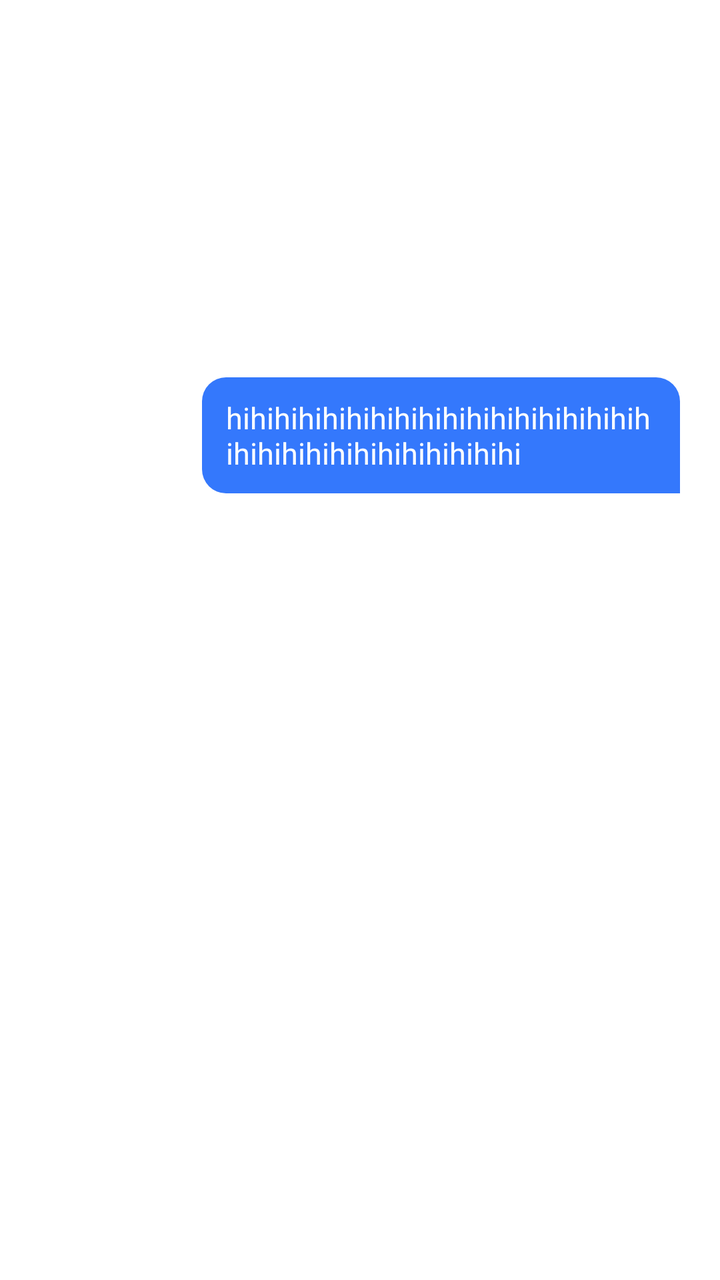
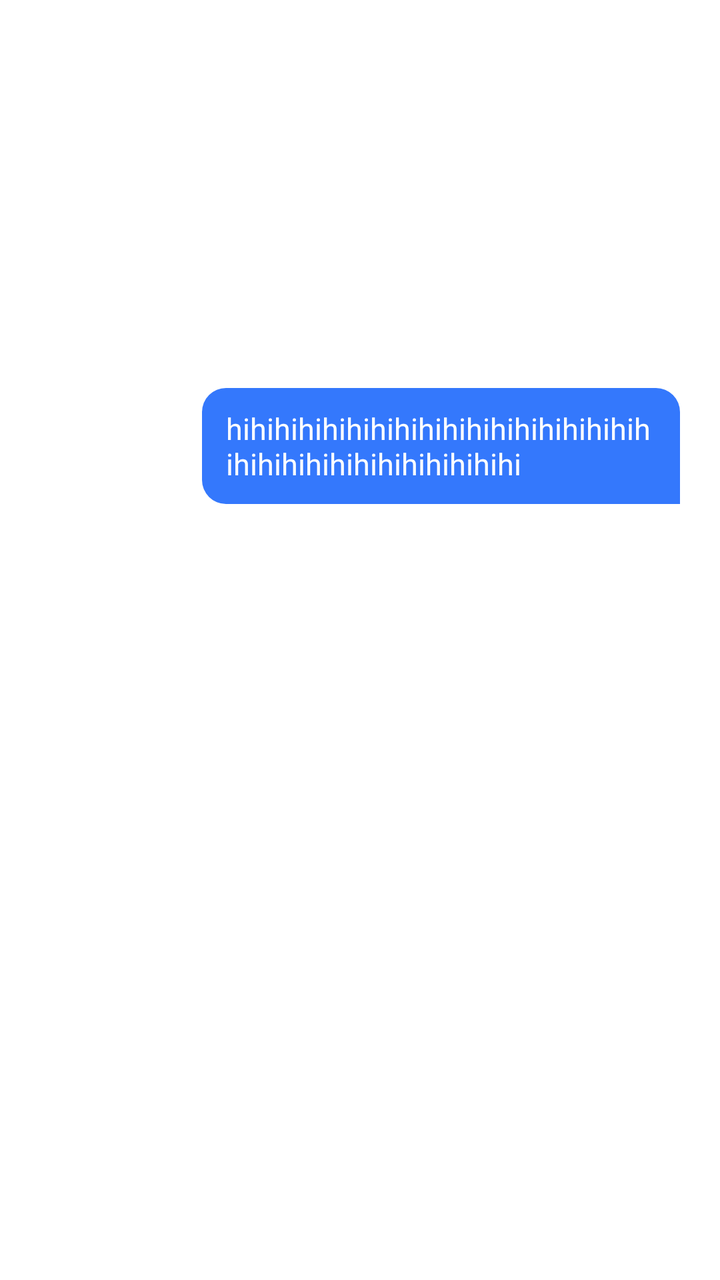

Before-and-after screenshots of an Android layout around one commit, followed by the original layout XML and the change that was made.
<!-- AndroidManifest.xml: application theme Theme.ZegoAIAgent -->
<!-- res/layout/widget_voice_call_message_item.xml -->
<?xml version="1.0" encoding="utf-8"?>
<androidx.constraintlayout.widget.ConstraintLayout xmlns:android="http://schemas.android.com/apk/res/android"
    xmlns:app="http://schemas.android.com/apk/res-auto"
    android:layout_width="match_parent"
    android:layout_height="wrap_content">

    <TextView
        android:id="@+id/content"
        android:layout_width="wrap_content"
        android:layout_height="wrap_content"
        android:layout_marginLeft="20dp"
        android:layout_marginRight="20dp"
        android:background="@drawable/rounded_im_me"
        android:maxWidth="239dp"
        android:paddingStart="12dp"
        android:paddingTop="10dp"
        android:paddingEnd="12dp"
        android:paddingBottom="10dp"
        android:text="hihihihihihihihihihihihihihihihihihihihihihihihihihihihihihi"
        android:textColor="@color/white"
        android:textSize="15sp"
        app:layout_constraintBottom_toTopOf="@id/below_layout"
        app:layout_constraintEnd_toEndOf="parent"
        app:layout_constraintTop_toTopOf="parent" />

    <androidx.constraintlayout.widget.ConstraintLayout
        android:id="@+id/below_layout"
        android:layout_width="match_parent"
        android:layout_height="wrap_content"
        app:layout_constraintBottom_toBottomOf="parent"
        app:layout_constraintTop_toBottomOf="@id/content">

        <TextView
            android:id="@+id/cost"
            android:layout_width="wrap_content"
            android:layout_height="wrap_content"
            android:layout_marginLeft="20dp"
            android:layout_marginTop="6dp"
            android:background="@drawable/rounded_im_cost"
            android:paddingLeft="6dp"
            android:paddingTop="4dp"
            android:paddingRight="6dp"
            android:paddingBottom="4dp"
            android:text="500ms"
            android:textColor="#FFFFFFFF"
            android:textSize="12sp"
            android:visibility="gone"
            app:layout_constraintBottom_toTopOf="@id/empty_margin"
            app:layout_constraintStart_toStartOf="parent"
            app:layout_constraintTop_toTopOf="parent" />

        <View
            android:id="@+id/empty_margin"
            android:layout_width="match_parent"
            android:layout_height="16dp"
            app:layout_constraintBottom_toBottomOf="parent" />

    </androidx.constraintlayout.widget.ConstraintLayout>


</androidx.constraintlayout.widget.ConstraintLayout>
<!-- resources referenced by this layout -->
<resources>
  <color name="white">#FFFFFFFF</color>
  <!-- drawable rounded_im_cost (drawable) -->
  <?xml version="1.0" encoding="utf-8"?>
  <shape xmlns:android="http://schemas.android.com/apk/res/android">
      <solid android:color="#33FFFFFF" />
      <corners android:radius="4dp" />
  </shape>
  <!-- drawable rounded_im_me (drawable) -->
  <?xml version="1.0" encoding="utf-8"?>
  <shape xmlns:android="http://schemas.android.com/apk/res/android">
      <solid android:color="#3478FC" />
      <corners
          android:bottomLeftRadius="12dp"
          android:bottomRightRadius="0dp"
          android:topLeftRadius="12dp"
          android:topRightRadius="12dp" />
  </shape>
  <style name="Theme.ZegoAIAgent" parent="Theme.MaterialComponents.DayNight.DarkActionBar">
      
      <item name="colorPrimary">@color/purple_500</item>
      <item name="colorPrimaryVariant">@color/purple_700</item>
      <item name="colorOnPrimary">@color/white</item>
      
      <item name="colorSecondary">@color/teal_200</item>
      <item name="colorSecondaryVariant">@color/teal_700</item>
      <item name="colorOnSecondary">@color/black</item>
      
      <item name="android:statusBarColor">?attr/colorPrimaryVariant</item>
      
    </style>
  <color name="purple_500">#FF6200EE</color>
  <color name="purple_700">#FF3700B3</color>
  <color name="teal_200">#FF03DAC5</color>
  <color name="teal_700">#FF018786</color>
  <color name="black">#FF000000</color>
</resources>

<!-- the commit's change to res/layout/widget_voice_call_message_item.xml (unified diff, before → after) -->
@@ -45,15 +45,9 @@
             android:textColor="#FFFFFFFF"
             android:textSize="12sp"
             android:visibility="gone"
-            app:layout_constraintBottom_toTopOf="@id/empty_margin"
+            app:layout_constraintBottom_toBottomOf="parent"
             app:layout_constraintStart_toStartOf="parent"
             app:layout_constraintTop_toTopOf="parent" />
-
-        <View
-            android:id="@+id/empty_margin"
-            android:layout_width="match_parent"
-            android:layout_height="16dp"
-            app:layout_constraintBottom_toBottomOf="parent" />
 
     </androidx.constraintlayout.widget.ConstraintLayout>
 
